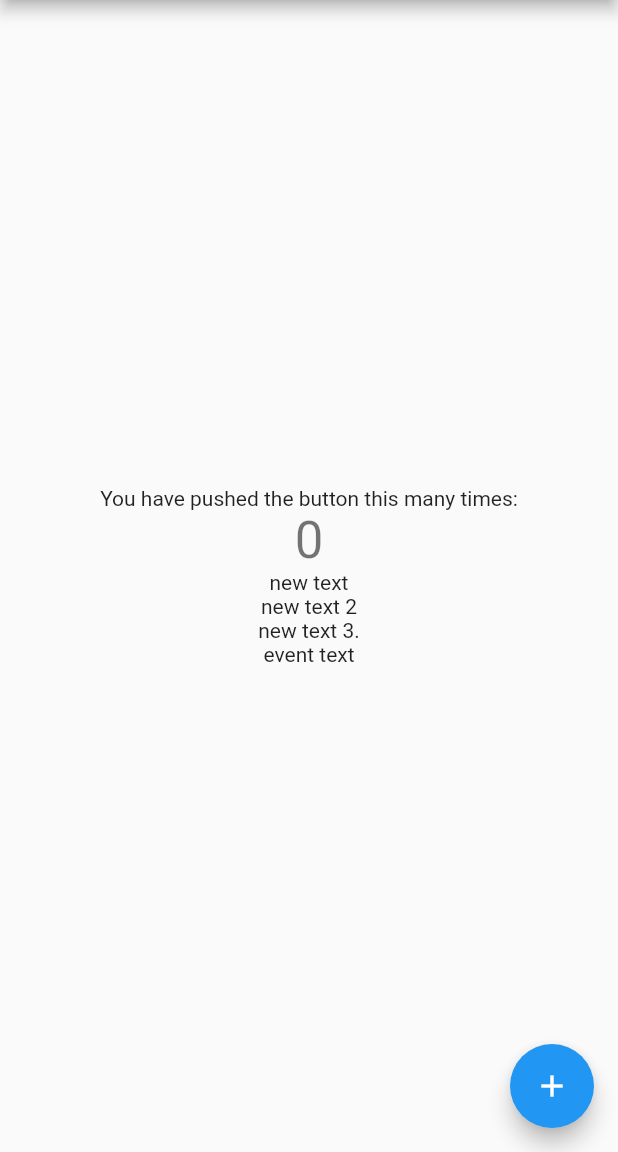
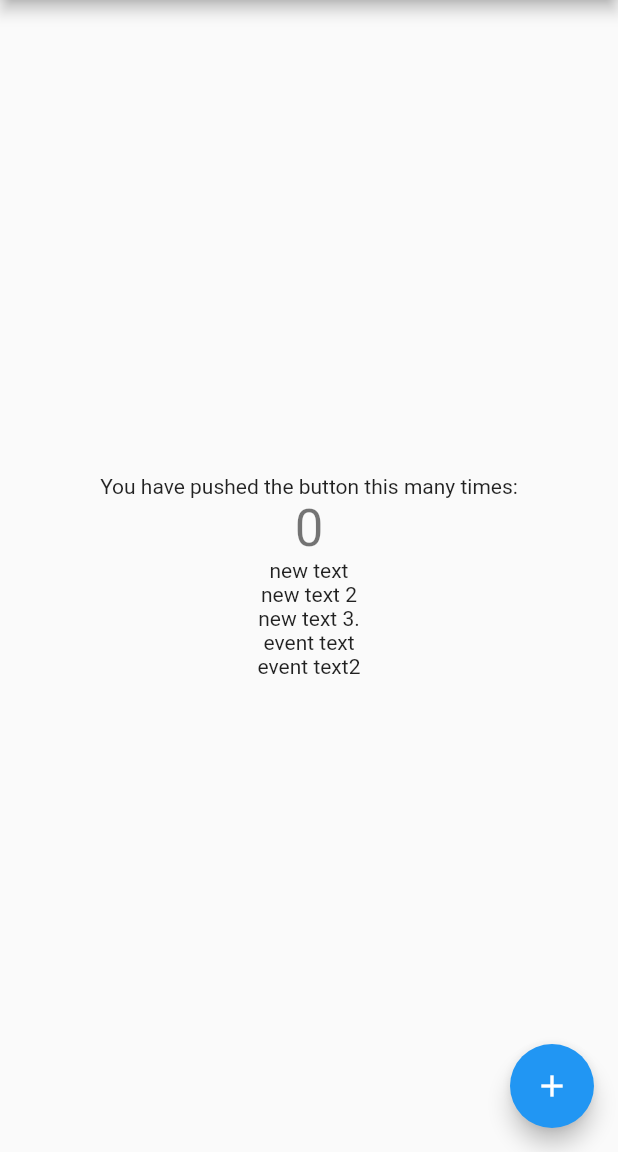
Before and after one commit to CvamKr/git_learning_github, a Flutter app: the screen it shows after launch, on a phone screen of 412 x 824 dp, the part 84-1236 px from its top. Run offline on Flutter 3.47's test engine with Material 2 defaults, Android fonts, the phone set to English and light mode, and no system bars.

Commit message:
added event text 2

```diff
--- a/lib/main.dart
+++ b/lib/main.dart
@@ -78,7 +78,8 @@ class _MyHomePageState extends State<MyHomePage> {
             Text('new text'),
             Text('new text 2'),
             Text('new text 3.'),
-            Text('event text')
+            Text('event text'),
+            Text('event text2')
           ],
         ),
       ),
```
